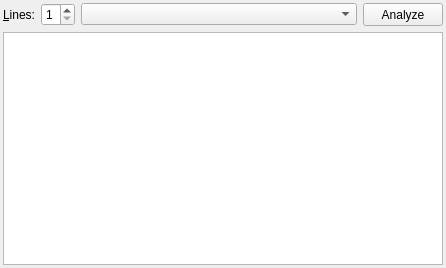
First picture: the form in src/gui/analysiswidget.ui, repository franzm/shatrabase, before the edit.
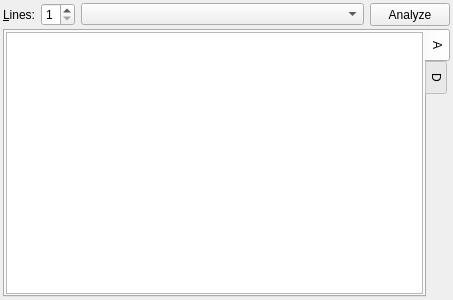
Second picture: the form after the edit. The open tabs and pages were chosen to show the change.

The edit to the form file:
```diff
--- a/src/gui/analysiswidget.ui
+++ b/src/gui/analysiswidget.ui
@@ -6,10 +6,16 @@
    <rect>
     <x>0</x>
     <y>0</y>
-    <width>446</width>
-    <height>268</height>
+    <width>453</width>
+    <height>300</height>
    </rect>
   </property>
+  <property name="sizePolicy">
+   <sizepolicy hsizetype="Preferred" vsizetype="Preferred">
+    <horstretch>0</horstretch>
+    <verstretch>0</verstretch>
+   </sizepolicy>
+  </property>
   <property name="minimumSize">
    <size>
     <width>150</width>
@@ -25,6 +31,20 @@
    </property>
    <property name="margin">
     <number>3</number>
+   </property>
+   <property name="topMargin">
+    <number>3</number>
+   </property>
+   <property name="rightMargin">
+    <number>3</number>
+   </property>
+   <property name="bottomMargin">
+    <number>3</number>
+   </property>
+   <item>
+    <layout class="QVBoxLayout" name="verticalLayout" stretch="0,0">
+     <property name="sizeConstraint">
+      <enum>QLayout::SetMaximumSize</enum>
    </property>
    <item>
     <layout class="QHBoxLayout">
@@ -83,10 +103,44 @@
     </layout>
    </item>
    <item>
-    <widget class="QWidget" name="boardView" native="true"/>
-   </item>
-   <item>
+      <widget class="QTabWidget" name="tabWidget">
+       <property name="tabPosition">
+        <enum>QTabWidget::East</enum>
+       </property>
+       <property name="currentIndex">
+        <number>1</number>
+       </property>
+       <widget class="QWidget" name="tab">
+        <property name="toolTip">
+         <string>Displays the analysis output of the engine</string>
+        </property>
+        <property name="autoFillBackground">
+         <bool>false</bool>
+        </property>
+        <attribute name="title">
+         <string>A</string>
+        </attribute>
+        <layout class="QGridLayout" name="gridLayout">
+         <property name="leftMargin">
+          <number>1</number>
+         </property>
+         <property name="topMargin">
+          <number>1</number>
+         </property>
+         <property name="rightMargin">
+          <number>1</number>
+         </property>
+         <property name="bottomMargin">
+          <number>1</number>
+         </property>
+         <item row="0" column="0">
     <widget class="QTextBrowser" name="variationText">
+           <property name="minimumSize">
+            <size>
+             <width>100</width>
+             <height>60</height>
+            </size>
+           </property>
      <property name="openLinks">
       <bool>false</bool>
      </property>
@@ -94,6 +148,34 @@
    </item>
   </layout>
  </widget>
+       <widget class="QWidget" name="tab_2">
+        <attribute name="title">
+         <string>D</string>
+        </attribute>
+        <layout class="QGridLayout" name="gridLayout_2">
+         <property name="leftMargin">
+          <number>1</number>
+         </property>
+         <property name="topMargin">
+          <number>1</number>
+         </property>
+         <property name="rightMargin">
+          <number>1</number>
+         </property>
+         <property name="bottomMargin">
+          <number>1</number>
+         </property>
+         <item row="0" column="0">
+          <widget class="QTextBrowser" name="commText"/>
+         </item>
+        </layout>
+       </widget>
+      </widget>
+     </item>
+    </layout>
+   </item>
+  </layout>
+ </widget>
  <tabstops>
   <tabstop>vpcount</tabstop>
   <tabstop>engineList</tabstop>
```
Left out of the diff: 14 changed lines with no effect on the pictures. Lines whose indentation alone changed are shown as unchanged.
